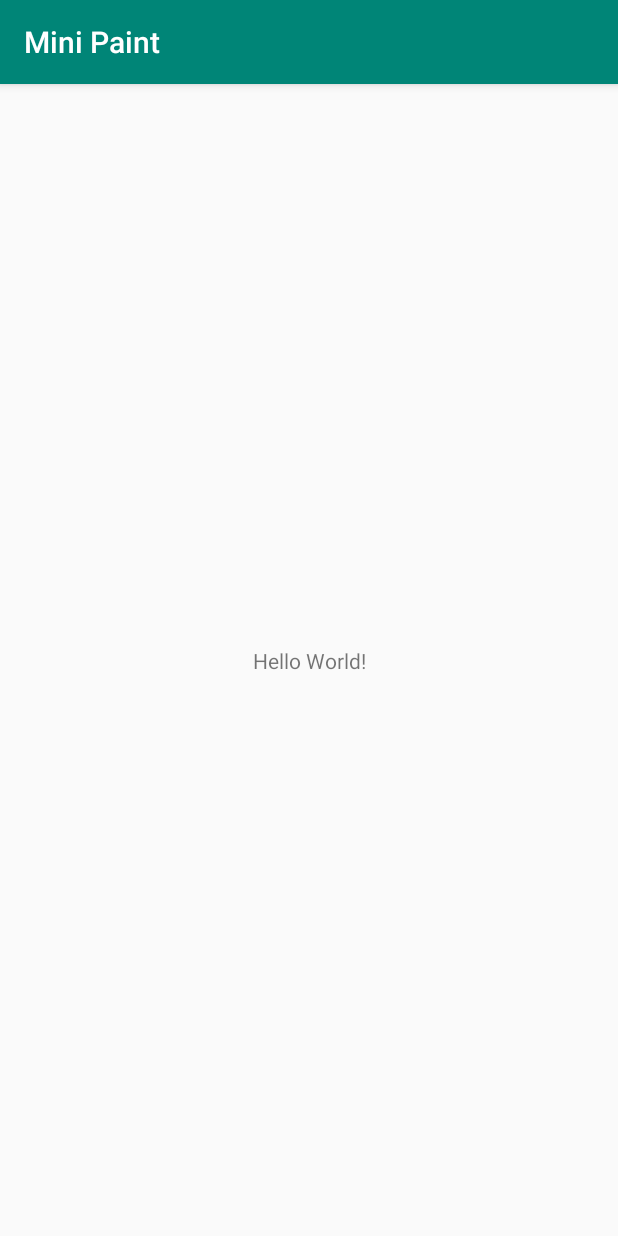
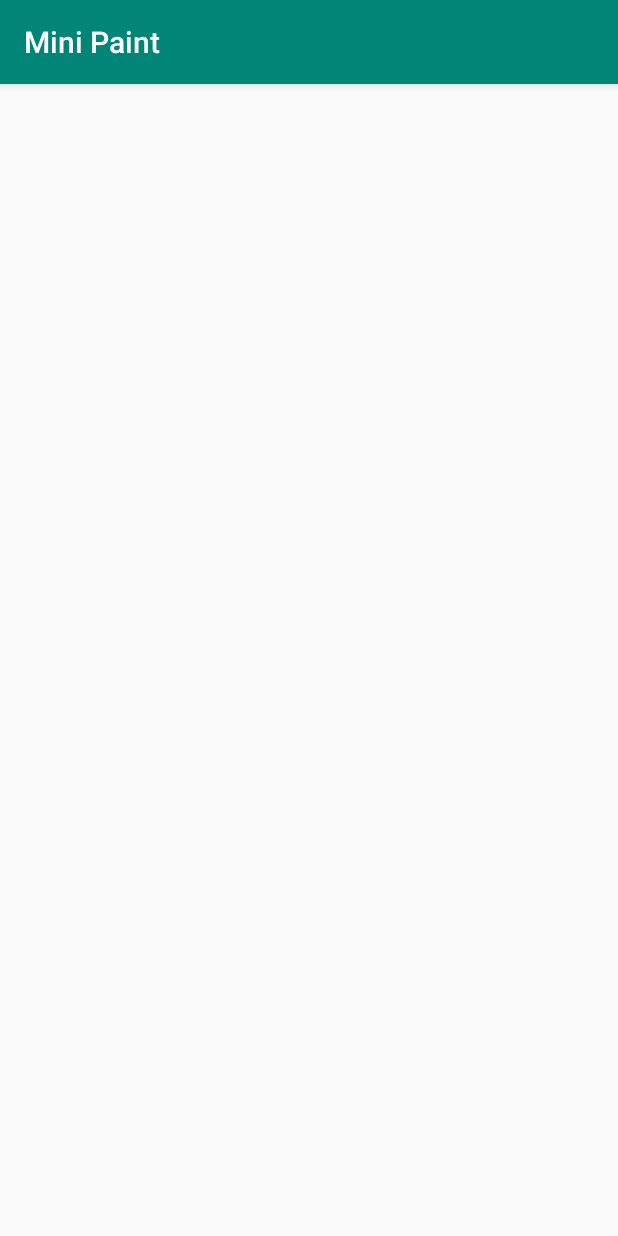
Before and after one commit to valeryvpetrov-dev/Mini-Paint, an Android app: the screen it shows after launch (MainActivity), on a phone screen of 412 x 824 dp. Run offline under Robolectric (Android 15) with nearby library versions, the phone set to English and light mode, and no system bars.

```diff
--- a/app/src/main/java/dev/valeryvpetrov/minipaint/MainActivity.kt
+++ b/app/src/main/java/dev/valeryvpetrov/minipaint/MainActivity.kt
@@ -2,11 +2,16 @@ package dev.valeryvpetrov.minipaint
 
 import androidx.appcompat.app.AppCompatActivity
 import android.os.Bundle
+import android.view.View
 
 class MainActivity : AppCompatActivity() {
 
     override fun onCreate(savedInstanceState: Bundle?) {
         super.onCreate(savedInstanceState)
-        setContentView(R.layout.activity_main)
+
+        val canvasView = CanvasView(this)
+        canvasView.systemUiVisibility = View.SYSTEM_UI_FLAG_FULLSCREEN
+        canvasView.contentDescription = getString(R.string.canvasContentDescription)
+        setContentView(canvasView)
     }
 }
--- a/app/src/main/res/values/strings.xml
+++ b/app/src/main/res/values/strings.xml
@@ -1,3 +1,8 @@
 <resources>
     <string name="app_name">Mini Paint</string>
+
+    <string name="canvasContentDescription">
+        Mini Paint is a simple line drawing app.
+        Drag your fingers to draw. Rotate the phone to clear.
+    </string>
 </resources>
```
